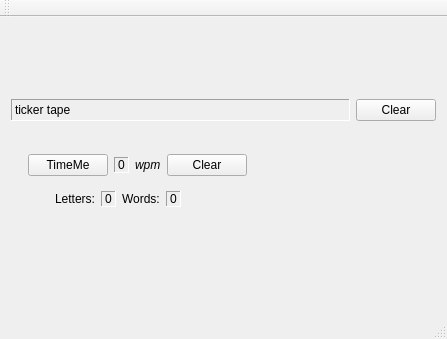
This is morseInput/src/morseInput/qt_files/morseInput/morseInput.ui in ros-visualization/robhum_ui_utils as Qt 5 draws it before an edit. The edited form follows.
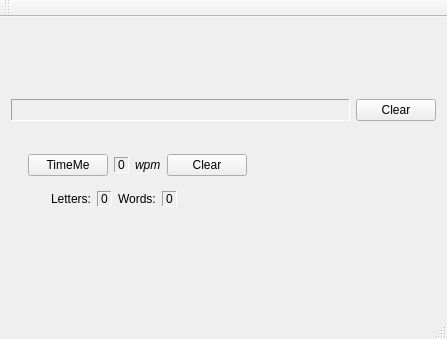
This is the edited form.

Commit message: Added Morse speed timer. Ticker tape still has problems: added a space erases all text.

What changed in the file:
```diff
--- a/morseInput/src/morseInput/qt_files/morseInput/morseInput.ui
+++ b/morseInput/src/morseInput/qt_files/morseInput/morseInput.ui
@@ -48,7 +48,7 @@
       <item>
        <widget class="QLabel" name="tickerTapeLabel">
         <property name="sizePolicy">
-         <sizepolicy hsizetype="Expanding" vsizetype="Preferred">
+         <sizepolicy hsizetype="Expanding" vsizetype="Ignored">
           <horstretch>0</horstretch>
           <verstretch>0</verstretch>
          </sizepolicy>
@@ -60,7 +60,7 @@
          <enum>QFrame::Sunken</enum>
         </property>
         <property name="text">
-         <string>ticker tape</string>
+         <string/>
         </property>
        </widget>
       </item>
@@ -200,7 +200,7 @@
                <string>Letters:</string>
               </property>
               <property name="indent">
-               <number>27</number>
+               <number>23</number>
               </property>
              </widget>
             </item>
```
Left out of the diff: 4 changed lines with no effect on the pictures. The commit also changes 3 other files.
